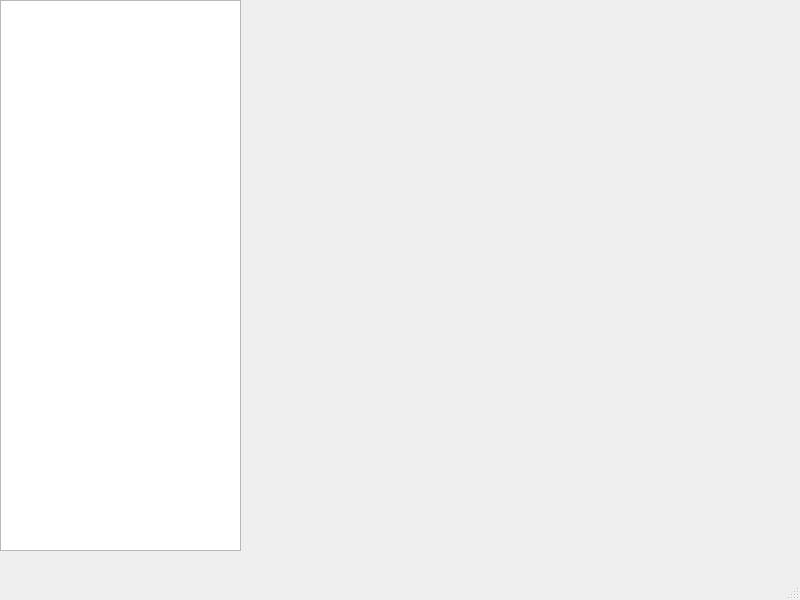
The window that mainUI/mainWindow.ui (uuiid/prjQ9-doodle) describes before a commit, drawn with Qt 5.
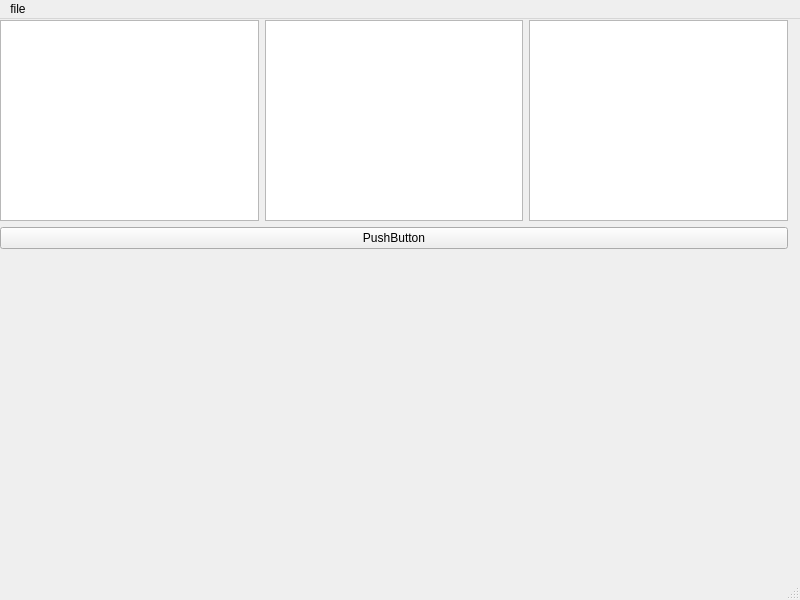
The same window after the commit.

```diff
--- a/mainUI/mainWindow.ui
+++ b/mainUI/mainWindow.ui
@@ -14,15 +14,48 @@
    <string>MainWindow</string>
   </property>
   <widget class="QWidget" name="centralwidget">
-   <widget class="QTreeView" name="treeView">
+   <widget class="QWidget" name="layoutWidget">
     <property name="geometry">
      <rect>
       <x>0</x>
-      <y>0</y>
-      <width>241</width>
-      <height>551</height>
+      <y>1</y>
+      <width>788</width>
+      <height>229</height>
      </rect>
     </property>
+    <layout class="QVBoxLayout" name="verticalLayout_3">
+     <item>
+      <layout class="QVBoxLayout" name="verticalLayout_2">
+       <item>
+        <layout class="QVBoxLayout" name="verticalLayout">
+         <property name="sizeConstraint">
+          <enum>QLayout::SetDefaultConstraint</enum>
+         </property>
+         <item>
+          <layout class="QHBoxLayout" name="horizontalLayout">
+           <item>
+            <widget class="QListWidget" name="listWidget"/>
+           </item>
+           <item>
+            <widget class="QListWidget" name="listWidget"/>
+           </item>
+           <item>
+            <widget class="QListWidget" name="listWidget_2"/>
+           </item>
+          </layout>
+         </item>
+        </layout>
+       </item>
+      </layout>
+     </item>
+     <item>
+      <widget class="QPushButton" name="pushButton">
+       <property name="text">
+        <string>PushButton</string>
+       </property>
+      </widget>
+     </item>
+    </layout>
    </widget>
   </widget>
   <widget class="QMenuBar" name="menubar">
@@ -34,6 +67,12 @@
      <height>23</height>
     </rect>
    </property>
+   <widget class="QMenu" name="menufile">
+    <property name="title">
+     <string>file</string>
+    </property>
+   </widget>
+   <addaction name="menufile"/>
   </widget>
   <widget class="QStatusBar" name="statusbar"/>
  </widget>
```
